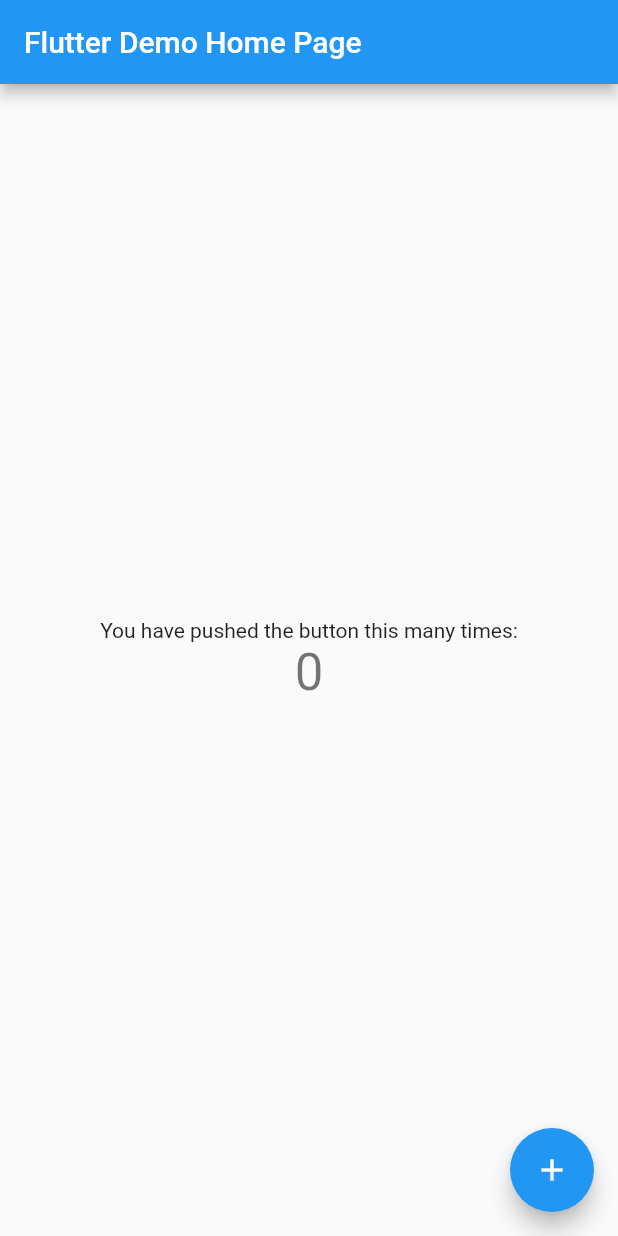
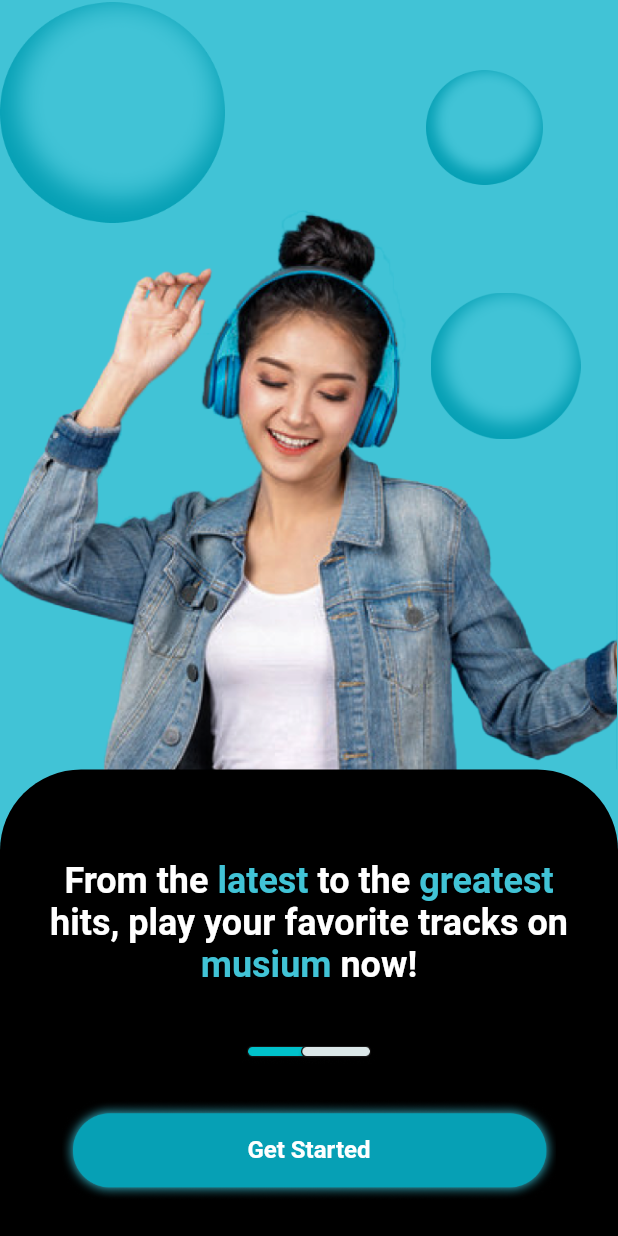
Before and after one commit to tr4n/musium, a Flutter app: the screen it shows after launch, on a phone screen of 412 x 824 dp. Run offline on Flutter 3.47's test engine with Material 2 defaults, Android fonts, the phone set to English and light mode, and no system bars; our stand-ins replace dio, equatable, flutter_bloc, shared_preferences.

Commit message:
Welcome screen

```diff
--- a/lib/extension/context_ext.dart
+++ b/lib/extension/context_ext.dart
@@ -6,6 +6,10 @@ extension ContextUtils on BuildContext {
     var padding = MediaQuery.of(this).padding;
     return height - padding.top - padding.bottom;
   }
+
+  double get safeTopPadding => MediaQuery.of(this).padding.top;
+
+  double get safeBottomPadding => MediaQuery.of(this).padding.bottom;
 
   double getWidth() {
     double width = MediaQuery.of(this).size.width;
--- /dev/null
+++ b/lib/resources/app_sizes.dart
@@ -0,0 +1,26 @@
+class Sizes {
+  Sizes._();
+
+  static const double size0 = 0;
+  static const double size1 = 1;
+  static const double size2 = 2;
+  static const double size4 = 4;
+  static const double size6 = 6;
+  static const double size8 = 8;
+  static const double size10 = 10;
+  static const double size12 = 12;
+  static const double size13 = 13;
+  static const double size14 = 14;
+  static const double size16 = 16;
+  static const double size18 = 18;
+  static const double size20 = 20;
+  static const double size22 = 22;
+  static const double size24 = 24;
+  static const double size26 = 26;
+  static const double size28 = 28;
+  static const double size30 = 30;
+  static const double size32 = 32;
+  static const double size40 = 40;
+  static const double size100 = 100;
+  static const double size150 = 150;
+}
--- /dev/null
+++ b/lib/resources/colors.dart
@@ -0,0 +1,7 @@
+import 'dart:ui';
+
+class AppColor {
+  AppColor._();
+
+  static Color blue41C3D6 = const Color(0xff41C3D6);
+}
--- /dev/null
+++ b/lib/resources/resources.dart
@@ -0,0 +1,2 @@
+export 'app_sizes.dart';
+export 'colors.dart';
--- a/lib/ui/screens/main_screen.dart
+++ b/lib/ui/screens/main_screen.dart
@@ -1,5 +1,6 @@
 
 import 'package:flutter/material.dart';
+import 'package:musium/ui/screens/welcome_screen.dart';
 
 class MyApp extends StatelessWidget {
   const MyApp({super.key});
@@ -10,18 +11,14 @@ class MyApp extends StatelessWidget {
     return MaterialApp(
       title: 'Flutter Demo',
       theme: ThemeData(
-        // This is the theme of your application.
-        //
-        // Try running your application with "flutter run". You'll see the
-        // application has a blue toolbar. Then, without quitting the app, try
-        // changing the primarySwatch below to Colors.green and then invoke
-        // "hot reload" (press "r" in the console where you ran "flutter run",
-        // or simply save your changes to "hot reload" in a Flutter IDE).
-        // Notice that the counter didn't reset back to zero; the application
-        // is not restarted.
+        fontFamily: "gothic",
+        primaryColor: Colors.white,
+        brightness: Brightness.light,
+        primaryColorDark: Colors.black,
+        canvasColor: Colors.white,
         primarySwatch: Colors.blue,
       ),
-      home: const MyHomePage(title: 'Flutter Demo Home Page'),
+      home: const WelcomeScreen(),
     );
   }
 }
--- /dev/null
+++ b/lib/ui/screens/welcome_screen.dart
@@ -0,0 +1,141 @@
+import 'package:flutter/material.dart';
+import 'package:musium/extension/context_ext.dart';
+import 'package:musium/ui/screens/main_screen.dart';
+
+import '../../resources/resources.dart';
+
+class WelcomeScreen extends StatefulWidget {
+  const WelcomeScreen({super.key});
+
+  @override
+  State<WelcomeScreen> createState() => _WelcomeScreenState();
+}
+
+class _WelcomeScreenState extends State<WelcomeScreen> {
+  _onTapStart() {
+    Navigator.push(context,
+        MaterialPageRoute(builder: (context) => const MyHomePage(title: "")));
+  }
+
+  @override
+  Widget build(BuildContext context) {
+    return Container(
+        padding: EdgeInsets.only(top: context.safeTopPadding),
+        color: AppColor.blue41C3D6,
+        child: _welcomeBody());
+  }
+
+  Widget _welcomeBody() {
+    return Stack(
+      children: [
+        const SizedBox(width: double.infinity, height: double.infinity),
+        Positioned(
+          top: 124,
+          child: Image.asset("assets/images/img_girl.png",
+              width: context.getWidth(), height: 407),
+        ),
+        Positioned(
+          child: Image.asset("assets/images/img_ellipse.png",
+              width: 150, height: 150),
+        ),
+        Positioned(
+          top: 46,
+          right: 50,
+          child: Image.asset("assets/images/img_ellipse.png",
+              width: 78, height: 78),
+        ),
+        Positioned(
+          top: 194,
+          right: 25,
+          child: Image.asset("assets/images/img_ellipse.png",
+              width: 100, height: 100),
+        ),
+        Positioned(
+          bottom: 0,
+          child: _bottomIntroduction(),
+        ),
+      ],
+    );
+  }
+
+  Widget _bottomIntroduction() {
+    return Container(
+      width: context.getWidth(),
+      padding: const EdgeInsets.symmetric(horizontal: 32),
+      decoration: const BoxDecoration(
+        color: Colors.black,
+        borderRadius: BorderRadius.only(
+          topLeft: Radius.circular(54),
+          topRight: Radius.circular(54),
+        ),
+      ),
+      child: Column(
+        children: [
+          const SizedBox(height: 60),
+          RichText(
+            textAlign: TextAlign.center,
+            text: TextSpan(
+              text: "From the ",
+              style: const TextStyle(
+                color: Colors.white,
+                fontWeight: FontWeight.bold,
+                fontSize: 24,
+              ),
+              children: [
+                TextSpan(
+                    text: "latest",
+                    style: TextStyle(color: AppColor.blue41C3D6)),
+                const TextSpan(text: " to the "),
+                TextSpan(
+                    text: "greatest",
+                    style: TextStyle(color: AppColor.blue41C3D6)),
+                const TextSpan(text: " hits, play your favorite tracks on "),
+                TextSpan(
+                    text: "musium",
+                    style: TextStyle(color: AppColor.blue41C3D6)),
+                const TextSpan(text: " now!"),
+              ],
+            ),
+          ),
+          const SizedBox(height: 40),
+          Stack(
+            children: [
+              const SizedBox(width: 90, height: 12),
+              Positioned(
+                  left: 0,
+                  child:
+                      Image.asset("assets/images/slider_blue.png", height: 15)),
+              Positioned(
+                  right: 0,
+                  child:
+                      Image.asset("assets/images/slider_white.png", height: 15))
+            ],
+          ),
+          const SizedBox(height: 24),
+          GestureDetector(
+            onTap: _onTapStart,
+            child: Container(
+              alignment: Alignment.center,
+              padding: const EdgeInsets.symmetric(vertical: 24),
+              width: context.getWidth() * 0.8,
+              decoration: const BoxDecoration(
+                color: Colors.black,
+                image: DecorationImage(
+                    image: AssetImage("assets/images/bg_button_blue.png"),
+                    fit: BoxFit.cover),
+              ),
+              child: const DefaultTextStyle(
+                style: TextStyle(
+                    color: Colors.white,
+                    fontSize: 16,
+                    fontWeight: FontWeight.w700),
+                child: Text("Get Started"),
+              ),
+            ),
+          ),
+          SizedBox(height: context.safeBottomPadding + 24),
+        ],
+      ),
+    );
+  }
+}
--- a/pubspec.yaml
+++ b/pubspec.yaml
@@ -45,6 +45,7 @@ dependencies:
   json_serializable: ^6.5.4
   rxdart: ^0.27.5
   floor: ^1.3.0
+  flutter_svg: ^1.1.6
 
 dev_dependencies:
   flutter_test:
```
Also changed, not shown: assets/icons/ic_elliplse.svg (added), assets/images/bg_button_blue.png (added), assets/images/img_ellipse.png (added), assets/images/img_girl.png (added), assets/images/slider_blue.png (added), assets/images/slider_white.png (added).
